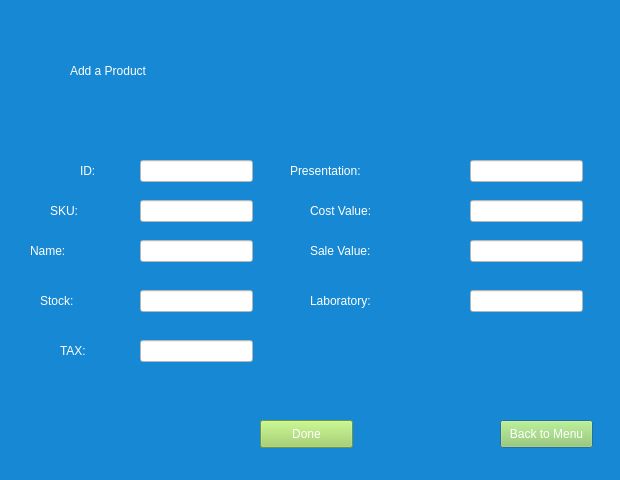
Qt form addprod.ui (Detectov/PharmacyProject) before a commit.
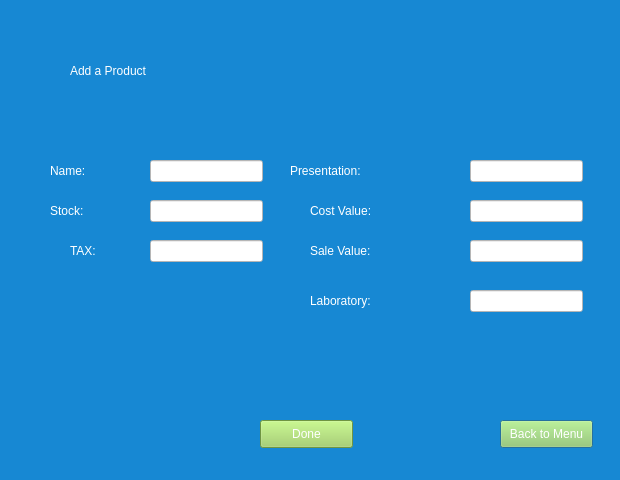
The same form after that commit.

What changed in the file:
```diff
--- a/addprod.ui
+++ b/addprod.ui
@@ -33,71 +33,11 @@
     <string>Add a Product</string>
    </property>
   </widget>
-  <widget class="QLabel" name="label_2">
-   <property name="geometry">
-    <rect>
-     <x>80</x>
-     <y>150</y>
-     <width>41</width>
-     <height>41</height>
-    </rect>
-   </property>
-   <property name="styleSheet">
-    <string notr="true">color: rgb(255, 255, 255);
-font: 75 18pt &quot;Arial&quot;;</string>
-   </property>
-   <property name="text">
-    <string>ID: </string>
-   </property>
-  </widget>
-  <widget class="QLineEdit" name="lineEdit">
-   <property name="geometry">
-    <rect>
-     <x>140</x>
-     <y>160</y>
-     <width>113</width>
-     <height>22</height>
-    </rect>
-   </property>
-   <property name="styleSheet">
-    <string notr="true">background-color: rgb(255, 255, 255);</string>
-   </property>
-  </widget>
-  <widget class="QLabel" name="label_3">
-   <property name="geometry">
-    <rect>
-     <x>50</x>
-     <y>190</y>
-     <width>71</width>
-     <height>41</height>
-    </rect>
-   </property>
-   <property name="styleSheet">
-    <string notr="true">color: rgb(255, 255, 255);
-font: 75 18pt &quot;Arial&quot;;</string>
-   </property>
-   <property name="text">
-    <string>SKU:</string>
-   </property>
-  </widget>
-  <widget class="QLineEdit" name="lineEdit_2">
-   <property name="geometry">
-    <rect>
-     <x>140</x>
-     <y>200</y>
-     <width>113</width>
-     <height>22</height>
-    </rect>
-   </property>
-   <property name="styleSheet">
-    <string notr="true">background-color: rgb(255, 255, 255);</string>
-   </property>
-  </widget>
   <widget class="QLabel" name="label_4">
    <property name="geometry">
     <rect>
-     <x>30</x>
-     <y>230</y>
+     <x>50</x>
+     <y>150</y>
      <width>91</width>
      <height>41</height>
     </rect>
@@ -113,8 +53,8 @@
   <widget class="QLineEdit" name="lineEdit_3">
    <property name="geometry">
     <rect>
-     <x>140</x>
-     <y>240</y>
+     <x>150</x>
+     <y>160</y>
      <width>113</width>
      <height>22</height>
     </rect>
@@ -143,8 +83,8 @@
   <widget class="QLineEdit" name="lineEdit_4">
    <property name="geometry">
     <rect>
-     <x>140</x>
-     <y>290</y>
+     <x>150</x>
+     <y>200</y>
      <width>113</width>
      <height>22</height>
     </rect>
@@ -173,8 +113,8 @@
   <widget class="QLineEdit" name="lineEdit_5">
    <property name="geometry">
     <rect>
-     <x>140</x>
-     <y>340</y>
+     <x>150</x>
+     <y>240</y>
      <width>113</width>
      <height>22</height>
     </rect>
@@ -186,8 +126,8 @@
   <widget class="QLabel" name="label_7">
    <property name="geometry">
     <rect>
-     <x>40</x>
-     <y>280</y>
+     <x>50</x>
+     <y>190</y>
      <width>91</width>
      <height>41</height>
     </rect>
@@ -276,8 +216,8 @@
   <widget class="QLabel" name="label_10">
    <property name="geometry">
     <rect>
-     <x>60</x>
-     <y>330</y>
+     <x>70</x>
+     <y>230</y>
      <width>71</width>
      <height>41</height>
     </rect>
```
Left out of the diff: 14 changed lines with no effect on the pictures.
